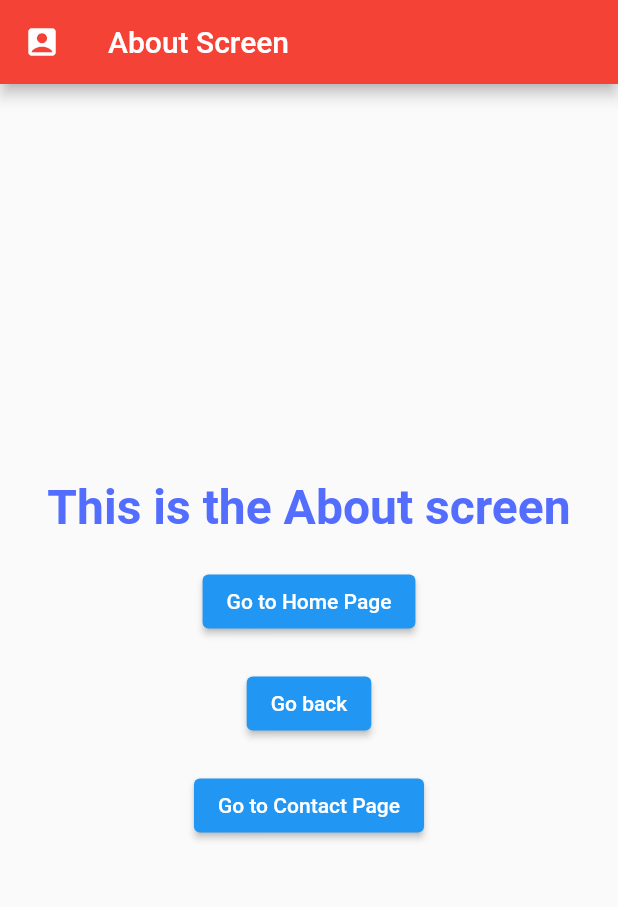
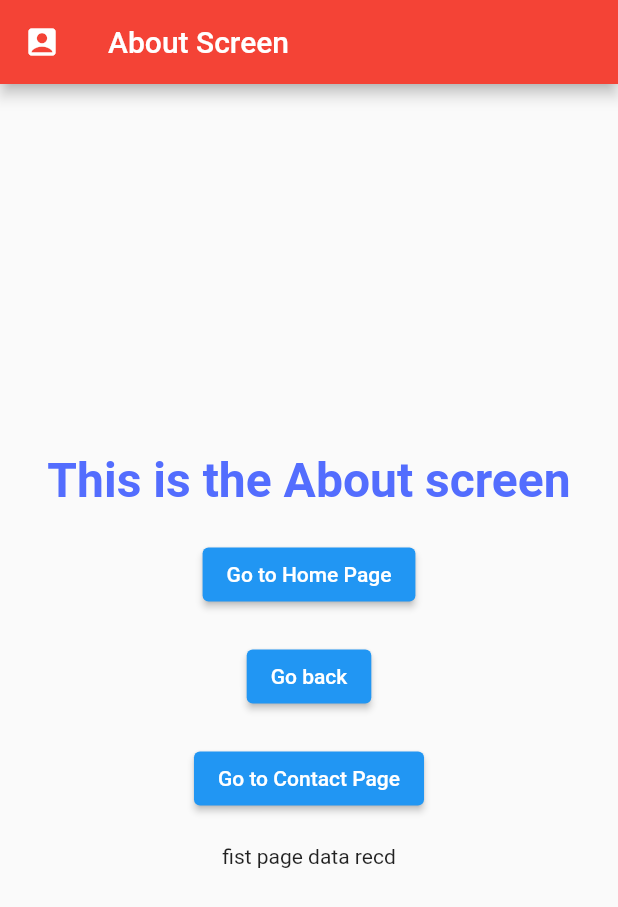
Before and after one commit to bh-divyansh/nav-app-basic-namedroute, a Flutter app: the screen it shows after launch, after a tap on "Go to About Page", on a phone screen of 412 x 824 dp. Shown: the top 907 px of the screen. Run offline on Flutter 3.47's test engine with Material 2 defaults, Android fonts, the phone set to English and light mode, and no system bars.

Commit message:
second commit

```diff
--- a/lib/about.dart
+++ b/lib/about.dart
@@ -3,7 +3,8 @@ import 'main.dart';
 import 'contact.dart';
 
 class AboutPage extends StatelessWidget {
-  const AboutPage({Key? key}) : super(key: key);
+  const AboutPage({Key? key, required this.data}) : super(key: key);
+  final String data;
 
   @override
   Widget build(BuildContext context) {
@@ -49,7 +50,11 @@ class AboutPage extends StatelessWidget {
                 Navigator.pushNamed(context, '/contact');
               },
               child: Text('Go to Contact Page'),
-            )
+            ),
+            SizedBox(
+              height: 20,
+            ),
+            Text(data),
           ],
         ),
       ),
--- a/lib/main.dart
+++ b/lib/main.dart
@@ -16,7 +16,7 @@ void main() {
     routes: {
       '/': (context) => MyHomescreen(),
       '/contact': (context) => ContactPage(),
-      '/about': (context) => AboutPage(),
+      // '/about': (context) => AboutPage(),
     },
   ));
 }
@@ -48,7 +48,12 @@ class MyHomescreen extends StatelessWidget {
             ),
             ElevatedButton(
                 onPressed: () {
-                  Navigator.pushNamed(context, '/about');
+                  Navigator.push(
+                      context,
+                      MaterialPageRoute(
+                          builder: (context) =>
+                              AboutPage(data: 'fist page data recd')));
+                  // Navigator.pushNamed(context, '/about', );
                 },
                 child: Text('Go to About Page')),
             SizedBox(
```
Also changed, not shown: 1 other file.
